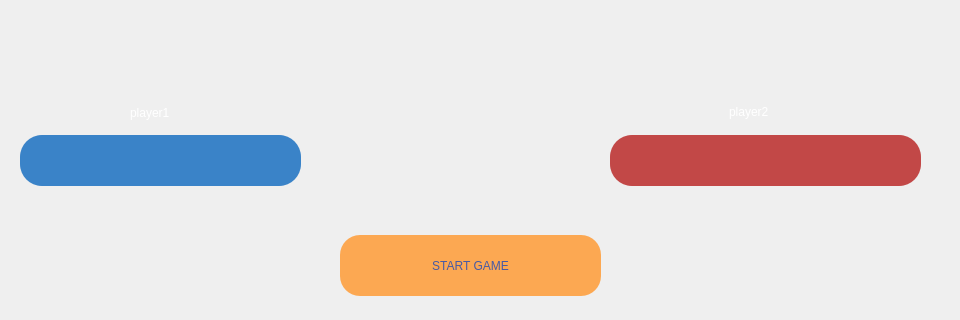
Old version of the form tacticalMonsters/gamewindow.ui in the repository kimiya28/tacticalMonsters; both pictures show x 0 to 960 and y 125 to 445 of the 960 by 540 pixel window.
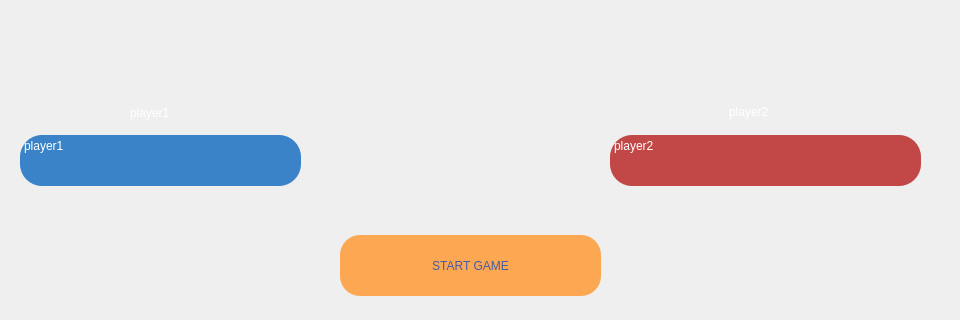
New version of the form. Icons and pictures are not drawn.

Patch:
```diff
--- a/tacticalMonsters/gamewindow.ui
+++ b/tacticalMonsters/gamewindow.ui
@@ -133,6 +133,9 @@
 border-radius:22px;
 }</string>
     </property>
+    <property name="plainText">
+     <string>player2</string>
+    </property>
    </widget>
    <widget class="QPlainTextEdit" name="player1Name">
     <property name="geometry">
@@ -151,6 +154,9 @@
 border-radius:22px;
 }</string>
     </property>
+    <property name="plainText">
+     <string>player1</string>
+    </property>
    </widget>
    <widget class="QLabel" name="label_3">
     <property name="geometry">
```
